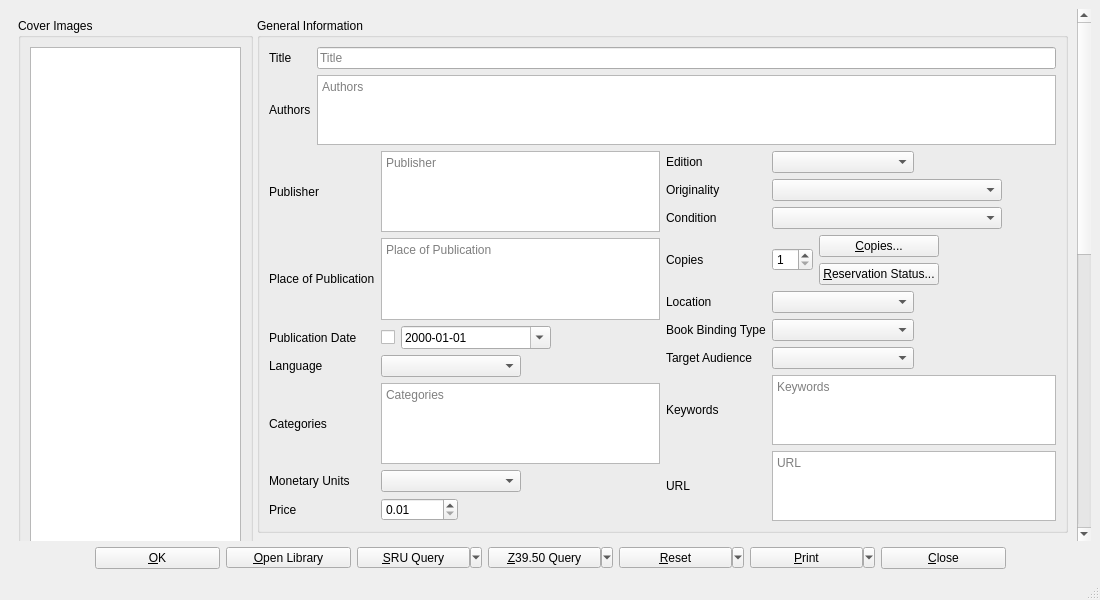
The window that UI/biblioteq_bookinfo.ui (textbrowser/biblioteq) describes before a commit, drawn with Qt 5.
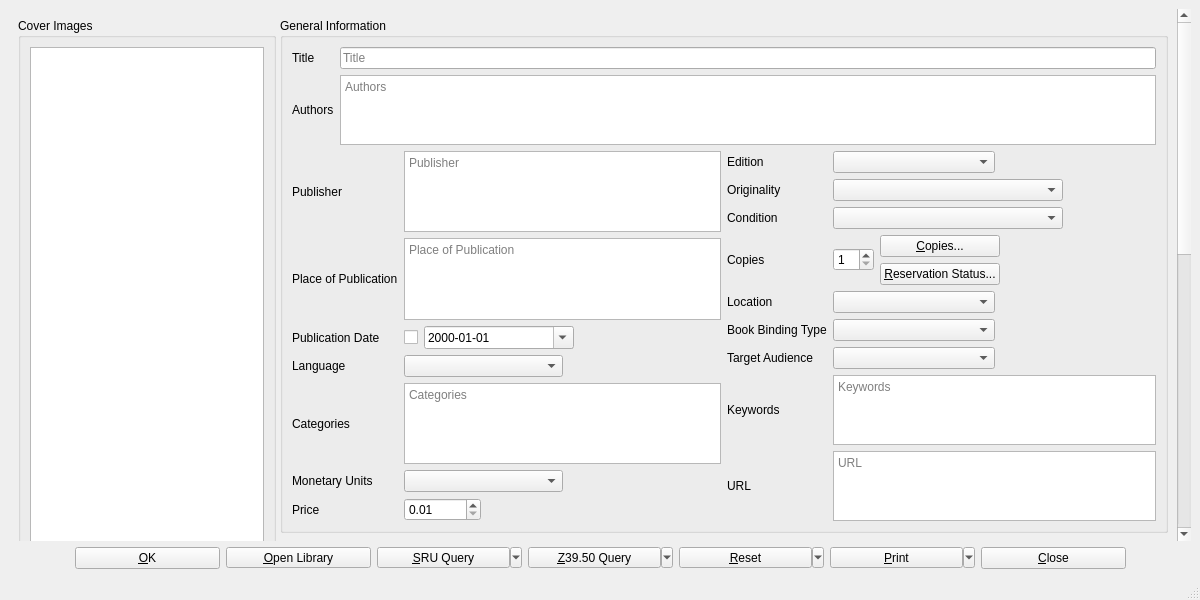
The same window after the commit. Icons and pictures are not drawn. Custom widgets are drawn as their Qt base class.

Commit message: Icons. Uniform widths.

Patch:
```diff
--- a/UI/biblioteq_bookinfo.ui
+++ b/UI/biblioteq_bookinfo.ui
@@ -6,7 +6,7 @@
    <rect>
     <x>0</x>
     <y>0</y>
-    <width>1100</width>
+    <width>1200</width>
     <height>600</height>
    </rect>
   </property>
@@ -34,8 +34,8 @@
        <property name="geometry">
         <rect>
          <x>0</x>
-         <y>-1049</y>
-         <width>1070</width>
+         <y>-1028</y>
+         <width>1167</width>
          <height>1543</height>
         </rect>
        </property>
@@ -1422,7 +1422,7 @@
        <widget class="QPushButton" name="okButton">
         <property name="minimumSize">
          <size>
-          <width>125</width>
+          <width>145</width>
           <height>0</height>
          </size>
         </property>
@@ -1439,7 +1439,7 @@
        <widget class="QToolButton" name="openLibraryQuery">
         <property name="minimumSize">
          <size>
-          <width>125</width>
+          <width>145</width>
           <height>0</height>
          </size>
         </property>
@@ -1452,7 +1452,7 @@
        <widget class="QToolButton" name="sruQueryButton">
         <property name="minimumSize">
          <size>
-          <width>125</width>
+          <width>145</width>
           <height>0</height>
          </size>
         </property>
@@ -1468,7 +1468,7 @@
        <widget class="QToolButton" name="z3950QueryButton">
         <property name="minimumSize">
          <size>
-          <width>125</width>
+          <width>145</width>
           <height>0</height>
          </size>
         </property>
@@ -1484,7 +1484,7 @@
        <widget class="QToolButton" name="resetButton">
         <property name="minimumSize">
          <size>
-          <width>125</width>
+          <width>145</width>
           <height>0</height>
          </size>
         </property>
@@ -1500,7 +1500,7 @@
        <widget class="QToolButton" name="printButton">
         <property name="minimumSize">
          <size>
-          <width>125</width>
+          <width>145</width>
           <height>0</height>
          </size>
         </property>
@@ -1523,7 +1523,7 @@
        <widget class="QPushButton" name="cancelButton">
         <property name="minimumSize">
          <size>
-          <width>125</width>
+          <width>145</width>
           <height>0</height>
          </size>
         </property>
```
Left out of the diff: 8 changed lines with no effect on the pictures. The commit also changes 17 other files.
